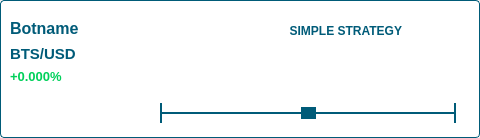
Before: the Qt Designer form dexbot/views/orig/bot_item_widget.ui in xeroc/stakemachine, drawn with Qt 5.
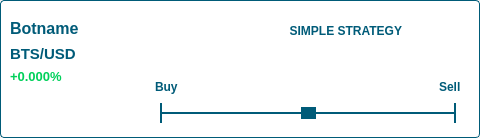
After: the same form once the commit is applied. Icons and pictures are not drawn.

Commit message: Add bot slider updating code

The edit to the form file:
```diff
--- a/dexbot/views/orig/bot_item_widget.ui
+++ b/dexbot/views/orig/bot_item_widget.ui
@@ -308,6 +308,66 @@
              </property>
             </spacer>
            </item>
+           <item>
+            <widget class="QWidget" name="widget_7" native="true">
+             <layout class="QHBoxLayout" name="horizontalLayout">
+              <property name="leftMargin">
+               <number>0</number>
+              </property>
+              <property name="rightMargin">
+               <number>0</number>
+              </property>
+              <property name="bottomMargin">
+               <number>0</number>
+              </property>
+              <item>
+               <widget class="QLabel" name="buy_label">
+                <property name="font">
+                 <font>
+                  <weight>75</weight>
+                  <bold>true</bold>
+                 </font>
+                </property>
+                <property name="styleSheet">
+                 <string notr="true">color: #005B78;</string>
+                </property>
+                <property name="text">
+                 <string>Buy</string>
+                </property>
+               </widget>
+              </item>
+              <item>
+               <spacer name="horizontalSpacer_2">
+                <property name="orientation">
+                 <enum>Qt::Horizontal</enum>
+                </property>
+                <property name="sizeHint" stdset="0">
+                 <size>
+                  <width>40</width>
+                  <height>20</height>
+                 </size>
+                </property>
+               </spacer>
+              </item>
+              <item>
+               <widget class="QLabel" name="sell_label">
+                <property name="font">
+                 <font>
+                  <weight>75</weight>
+                  <bold>true</bold>
+                 </font>
+                </property>
+                <property name="styleSheet">
+                 <string notr="true">color: #005B78;</string>
+                </property>
+                <property name="text">
+                 <string>Sell</string>
+                </property>
+               </widget>
+              </item>
+             </layout>
+            </widget>
+           </item>
            <item>
             <widget class="QWidget" name="widget_2" native="true">
              <property name="sizePolicy">
@@ -323,6 +383,9 @@
               <property name="leftMargin">
                <number>5</number>
               </property>
+              <property name="topMargin">
+               <number>0</number>
+              </property>
               <property name="rightMargin">
                <number>5</number>
               </property>
```
Left out of the diff: 5 changed lines with no effect on the pictures. The commit also changes 4 other files.
